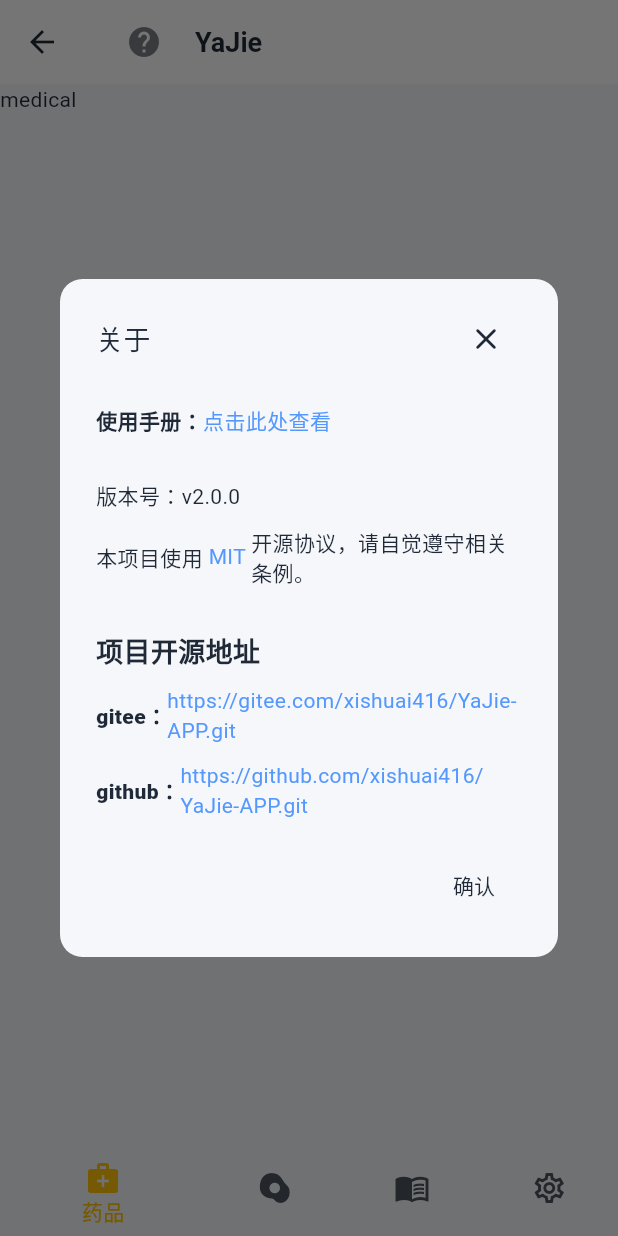
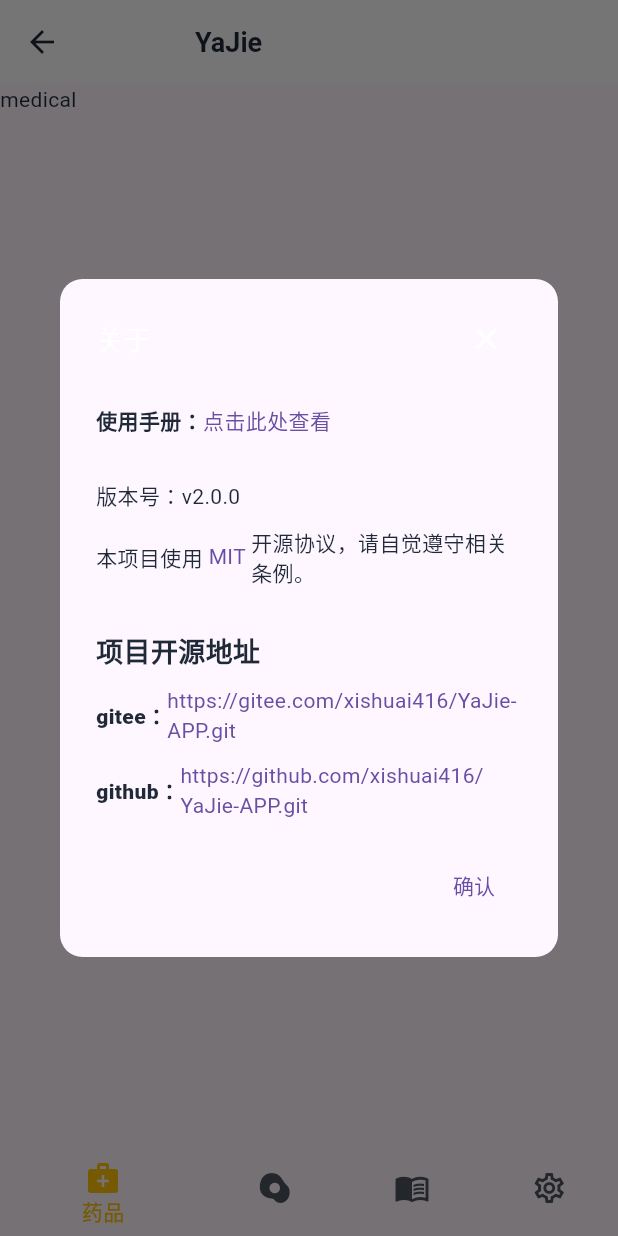
Before and after one commit to xishuai416/YaJie-APP, a Flutter app: the HomeView screen opened by its route, after a tap on the "help" icon, on a phone screen of 412 x 824 dp. Run offline on Flutter 3.47's test engine with Material 3 defaults, Android fonts, the phone set to English and light mode, and no system bars; our stand-ins replace bot_toast, dio, get, get_storage, logger; missing offline and left inert: common_utils, local_notifier, system_tray, window_manager; accounts and stored records are empty; Roboto replaces fonts that are missing (QTxiaotu); statements that could not run were skipped.

Commit message:
调整依赖版本

```diff
--- a/lib/components/theme.dart
+++ b/lib/components/theme.dart
@@ -27,11 +27,11 @@
         ),
 
         // 按钮样式
-        textButtonTheme: TextButtonThemeData(
-          style: ButtonStyle(
-            foregroundColor: WidgetStateProperty.resolveWith((states) => Colorpalette.gray()), // 设置按钮文字颜色
-          ),
-        ),
+        // textButtonTheme: TextButtonThemeData(
+        //   style: ButtonStyle(
+        //     foregroundColor: WidgetStateProperty.resolveWith((states) => Colorpalette.gray()), // 设置按钮文字颜色
+        //   ),
+        // ),
 
         // 底部导航栏
         bottomNavigationBarTheme: BottomNavigationBarThemeData(
@@ -52,19 +52,20 @@
         dataTableTheme: const DataTableThemeData(),
 
         // 色彩大全
-        colorScheme: ColorScheme(
-          brightness: Brightness.light,
-          primary: Colorpalette.primary(), // 主要色
-          secondary: Colorpalette.safety(), // 次要色
-          primaryContainer: Colors.white, // 主要容器背景色
-          secondaryContainer: Colors.black, // 次要容器背景色
-          error: Colorpalette.emphasize(levels: 4), // 错误色
-          onError: Colorpalette.warning(),
-          onPrimary: Colorpalette.gray(), // 主要字体颜色
-          onSecondary: Colorpalette.gray(levels: 3), // 次要字体颜色
-          onSurface: Colorpalette.gray(), // 标题字体色
-          surface: Colorpalette.backgroundColor(), // 标题字体色背景（appBar背景色）
-        ));
+        // colorScheme: ColorScheme(
+        //   brightness: Brightness.light,
+        //   primary: Colorpalette.primary(), // 主要色
+        //   secondary: Colorpalette.safety(), // 次要色
+        //   primaryContainer: Colors.white, // 主要容器背景色
+        //   secondaryContainer: Colors.black, // 次要容器背景色
+        //   error: Colorpalette.emphasize(levels: 4), // 错误色
+        //   onError: Colorpalette.warning(),
+        //   onPrimary: Colorpalette.gray(), // 主要字体颜色
+        //   onSecondary: Colorpalette.gray(levels: 3), // 次要字体颜色
+        //   onSurface: Colorpalette.gray(), // 标题字体色
+        //   surface: Colorpalette.backgroundColor(), // 标题字体色背景（appBar背景色）
+        // )
+    );
   }
 
   // 深色主题
--- a/lib/modules/food/food_binding.dart
+++ b/lib/modules/food/food_binding.dart
@@ -1,7 +1,7 @@
 import 'package:get/get.dart';
 import 'package:yajie_app/modules/food/food_controller.dart';
 
-class LoginBinding extends Bindings {
+class FoodBinding extends Bindings {
   @override
   void dependencies() {
     /* 食品 */
--- a/lib/modules/medical/medical_binding.dart
+++ b/lib/modules/medical/medical_binding.dart
@@ -1,7 +1,7 @@
 import 'package:get/get.dart';
 import 'package:yajie_app/modules/medical/medical_controller.dart';
 
-class LoginBinding extends Bindings {
+class MedicalBinding extends Bindings {
   @override
   void dependencies() {
     /* 药品 */
--- a/lib/modules/menus/menus_binding.dart
+++ b/lib/modules/menus/menus_binding.dart
@@ -2,7 +2,7 @@
 import 'package:yajie_app/modules/menus/menus_controller.dart';
 
 
-class LoginBinding extends Bindings {
+class MenusBinding extends Bindings {
   @override
   void dependencies() {
     /* 菜谱 */
--- a/lib/routes/app_pages.dart
+++ b/lib/routes/app_pages.dart
@@ -1,11 +1,14 @@
 import 'package:flutter/material.dart';
 import 'package:get/get.dart';
+import 'package:yajie_app/modules/food/food_binding.dart';
 import 'package:yajie_app/modules/food/food_view.dart';
 import 'package:yajie_app/modules/home/home_binding.dart';
 import 'package:yajie_app/modules/home/home_view.dart';
 import 'package:yajie_app/modules/login/login_binding.dart';
 import 'package:yajie_app/modules/login/login_view.dart';
+import 'package:yajie_app/modules/medical/medical_binding.dart';
 import 'package:yajie_app/modules/medical/medical_view.dart';
+import 'package:yajie_app/modules/menus/menus_binding.dart';
 import 'package:yajie_app/modules/menus/menus_view.dart';
 import 'package:yajie_app/modules/settings/settings_view.dart';
 import 'package:yajie_app/routes/middlewares/AuthMiddleware.dart';
@@ -29,41 +32,42 @@
       middlewares: [AuthMiddleware()],
     ),
   ];
+  static final secondroutes = [
+    GetPage(
+      name: Routes.MEDICAL,
+      page: () => const MedicalView(),
+      binding: MedicalBinding(),
+      middlewares: [AuthMiddleware()],
+    ),
+    GetPage(
+      name: Routes.FOOD,
+      page: () => const FoodView(),
+      binding: FoodBinding(),
+      middlewares: [AuthMiddleware()],
+    ),
+    GetPage(
+      name: Routes.MENUS,
+      page: () => const MenusView(),
+      binding: MenusBinding(),
+      middlewares: [AuthMiddleware()],
+    ),
+    GetPage(
+      name: Routes.SETTINGS,
+      page: () => const SettingsView(),
+      middlewares: [AuthMiddleware()],
+    ),
+  ];
   static Route<dynamic> generateRoute(RouteSettings settings) {
-    switch (settings.name) {
-      case _Paths.MEDICAL:
-        return GetPageRoute(
-          settings: settings,
-          page: () => const MedicalView(),
-          middlewares: [AuthMiddleware()],
-        );
-      case _Paths.FOOD:
-        return GetPageRoute(
-          settings: settings,
-          page: () => const FoodView(),
-          middlewares: [AuthMiddleware()],
-        );
-      case _Paths.MENUS:
-        return GetPageRoute(
-          settings: settings,
-          page: () => const MenusView(),
-          middlewares: [AuthMiddleware()],
-        );
-      case _Paths.SETTINGS:
-        return GetPageRoute(
-          settings: settings,
-          page: () => const SettingsView(),
-          middlewares: [AuthMiddleware()],
-        );
-      default:
-        return GetPageRoute(
-          settings: settings,
-          page: () => const Center(
-            child: Text('功能正在开发中...'),
-          ),
-          middlewares: [AuthMiddleware()],
-        );
-    }
+    // 通过路由名称查找路由配置
+    final route = secondroutes.firstWhere(
+          (r) => r.name == settings.name,
+      orElse: () => secondroutes.last, // 默认路由
+    );
+    return GetPageRoute(
+      settings: settings,
+      page: route.page,
+      binding: route.binding,
+      middlewares: route.middlewares,
+    );
   }
-
 }
--- a/pubspec.yaml
+++ b/pubspec.yaml
@@ -19,7 +19,7 @@
 version: 2.0.0
 
 environment:
-  sdk: '>=3.4.3 <4.0.0'
+  sdk: '>=3.3.3 <4.0.0'
 
 # Dependencies specify other packages that your package needs in order to work.
 # To automatically upgrade your package dependencies to the latest versions
```
Also changed, not shown: pubspec.lock.
